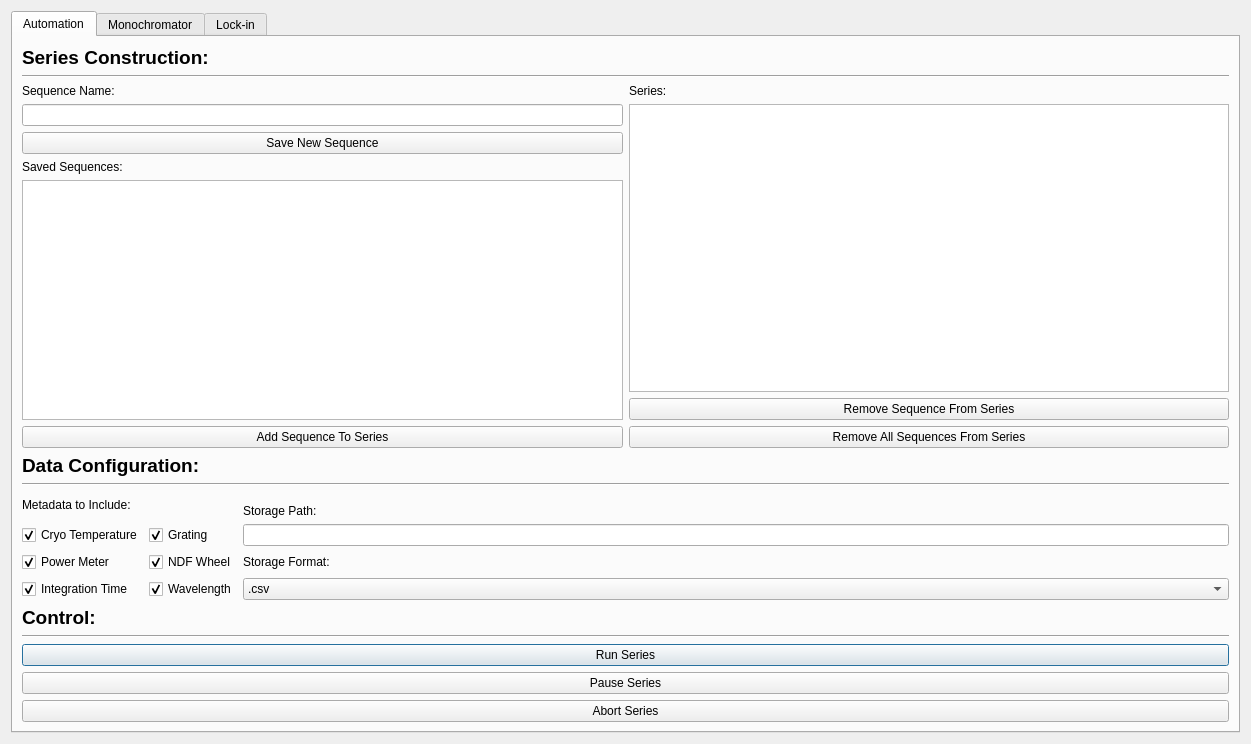
Before: the Qt Designer form SPHEREx-Calibration-Automation/pylab/pylabcal/pylabcalgui/QTDesigner/scanWindowDialog5.ui in samcondon4/SPHEREx-lab-tools, drawn with Qt 5.
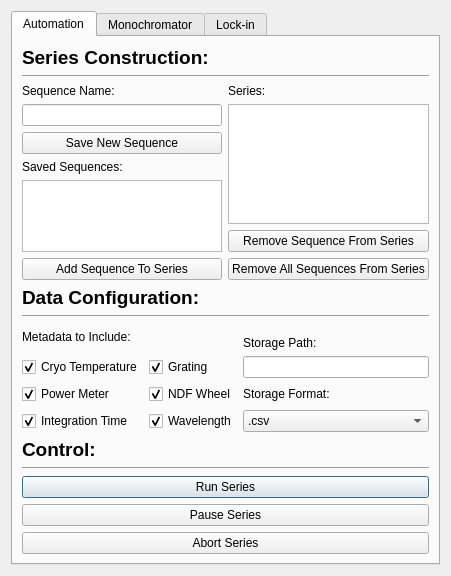
After: the same form once the commit is applied.

What changed in the file:
```diff
--- a/SPHEREx-Calibration-Automation/pylab/pylabcal/pylabcalgui/QTDesigner/scanWindowDialog5.ui
+++ b/SPHEREx-Calibration-Automation/pylab/pylabcal/pylabcalgui/QTDesigner/scanWindowDialog5.ui
@@ -6,8 +6,8 @@
    <rect>
     <x>0</x>
     <y>0</y>
-    <width>1251</width>
-    <height>744</height>
+    <width>451</width>
+    <height>482</height>
    </rect>
   </property>
   <property name="windowTitle">
```
